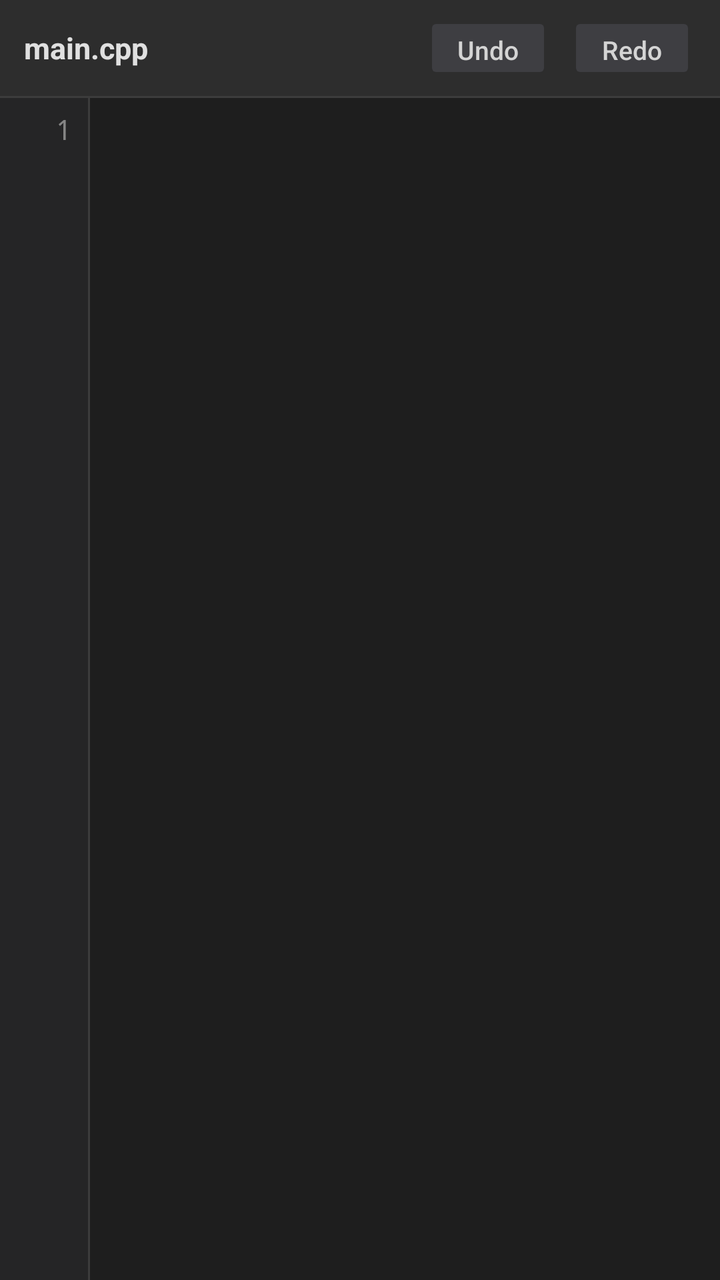
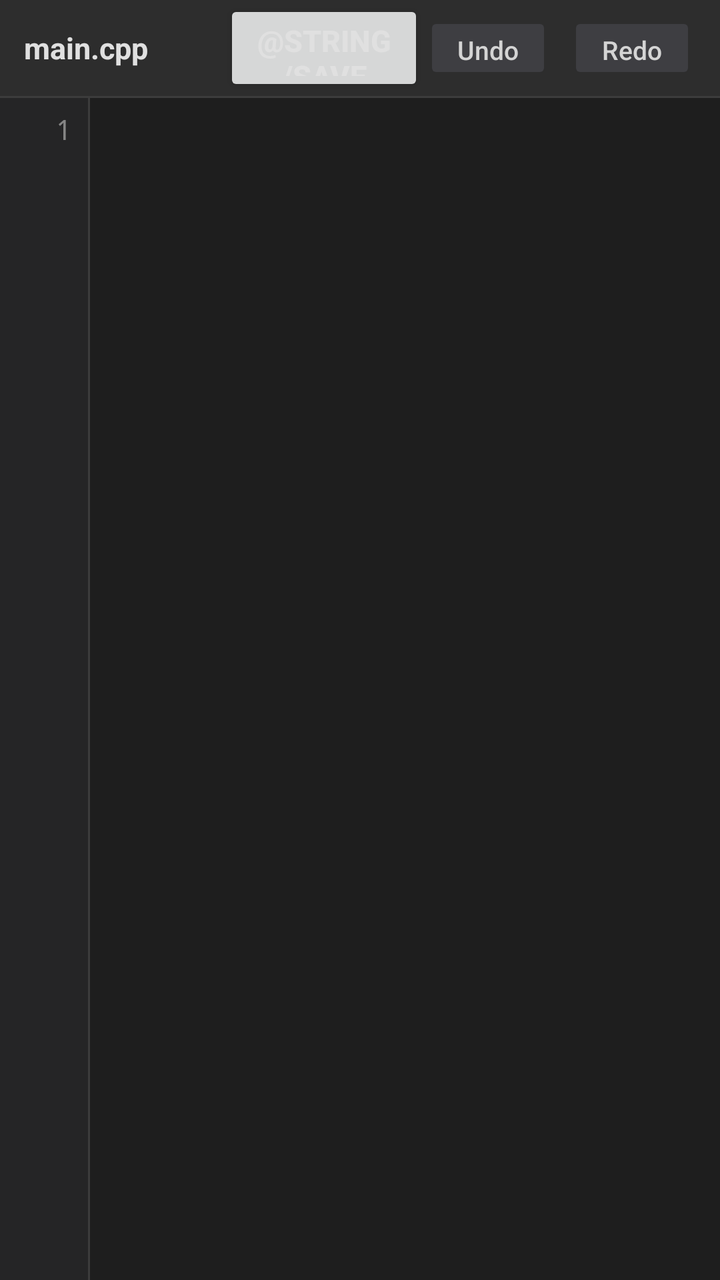

Before-and-after screenshots of an Android layout around one commit, followed by the original layout XML and the change that was made.
<!-- AndroidManifest.xml: application theme Theme.AppCompat.Light.DarkActionBar -->
<!-- res/layout/activity_main.xml -->
<?xml version="1.0" encoding="utf-8"?>
<LinearLayout xmlns:android="http://schemas.android.com/apk/res/android"
    android:layout_width="match_parent"
    android:layout_height="match_parent"
    android:background="@color/editor_background"
    android:orientation="vertical">

    
    <LinearLayout
        android:id="@+id/toolbar_row"
        android:layout_width="match_parent"
        android:layout_height="48dp"
        android:background="@color/toolbar_background"
        android:gravity="center_vertical"
        android:orientation="horizontal"
        android:paddingStart="12dp"
        android:paddingEnd="12dp">

        <TextView
            android:id="@+id/tv_title"
            android:layout_width="0dp"
            android:layout_height="wrap_content"
            android:layout_weight="1"
            android:text="@string/file_name"
            android:textColor="@color/toolbar_title"
            android:textSize="15sp"
            android:textStyle="bold" />

        <Button
            android:id="@+id/btn_undo"
            android:layout_width="wrap_content"
            android:layout_height="36dp"
            android:backgroundTint="@color/button_background"
            android:minWidth="64dp"
            android:minHeight="0dp"
            android:paddingStart="12dp"
            android:paddingEnd="12dp"
            android:stateListAnimator="@null"
            android:text="@string/undo"
            android:textAllCaps="false"
            android:textColor="@color/editor_text"
            android:textSize="13sp" />

        <Button
            android:id="@+id/btn_redo"
            android:layout_width="wrap_content"
            android:layout_height="36dp"
            android:layout_marginStart="8dp"
            android:backgroundTint="@color/button_background"
            android:minWidth="64dp"
            android:minHeight="0dp"
            android:paddingStart="12dp"
            android:paddingEnd="12dp"
            android:stateListAnimator="@null"
            android:text="@string/redo"
            android:textAllCaps="false"
            android:textColor="@color/editor_text"
            android:textSize="13sp" />

    </LinearLayout>

    <View
        android:layout_width="match_parent"
        android:layout_height="1dp"
        android:background="@color/divider_color" />

    
    <ScrollView
        android:id="@+id/vertical_scroll"
        android:layout_width="match_parent"
        android:layout_height="0dp"
        android:layout_weight="1"
        android:background="@color/editor_background"
        android:fillViewport="true">

        <LinearLayout
            android:layout_width="match_parent"
            android:layout_height="wrap_content"
            android:orientation="horizontal">

            
            <TextView
                android:id="@+id/line_numbers"
                android:layout_width="wrap_content"
                android:layout_height="match_parent"
                android:minWidth="44dp"
                android:background="@color/gutter_background"
                android:fontFamily="monospace"
                android:gravity="end|top"
                android:includeFontPadding="false"
                android:lineSpacingExtra="4dp"
                android:paddingStart="8dp"
                android:paddingTop="8dp"
                android:paddingEnd="8dp"
                android:paddingBottom="8dp"
                android:text="1"
                android:textColor="@color/gutter_text"
                android:textSize="14sp" />

            <View
                android:layout_width="1dp"
                android:layout_height="match_parent"
                android:background="@color/divider_color" />

            
            <HorizontalScrollView
                android:id="@+id/horizontal_scroll"
                android:layout_width="0dp"
                android:layout_height="wrap_content"
                android:layout_weight="1"
                android:background="@color/editor_background"
                android:fillViewport="true">

                
                <EditText
                    android:id="@+id/code_editor"
                    android:layout_width="wrap_content"
                    android:layout_height="wrap_content"
                    android:background="@null"
                    android:fontFamily="monospace"
                    android:gravity="top|start"
                    android:imeOptions="flagNoExtractUi"
                    android:includeFontPadding="false"
                    android:inputType="textMultiLine|textNoSuggestions"
                    android:lineSpacingExtra="4dp"
                    android:paddingStart="8dp"
                    android:paddingTop="8dp"
                    android:paddingEnd="16dp"
                    android:paddingBottom="8dp"
                    android:scrollHorizontally="true"
                    android:textColor="@color/editor_text"
                    android:textColorHighlight="@color/selection_color"
                    android:textSize="14sp" />

            </HorizontalScrollView>

        </LinearLayout>

    </ScrollView>

</LinearLayout>
<!-- resources referenced by this layout -->
<resources>
  <color name="button_background">#3E3E42</color>
  <color name="divider_color">#3C3C3C</color>
  <color name="editor_background">#1E1E1E</color>
  <color name="editor_text">#D4D4D4</color>
  <color name="gutter_background">#252526</color>
  <color name="gutter_text">#858585</color>
  <color name="selection_color">#264F78</color>
  <color name="toolbar_background">#2D2D2D</color>
  <color name="toolbar_title">#E0E0E0</color>
  <string name="file_name">main.cpp</string>
  <string name="redo">Redo</string>
  <string name="undo">Undo</string>
</resources>

<!-- the commit's change to res/layout/activity_main.xml (unified diff, before → after) -->
@@ -25,7 +25,16 @@
             android:textColor="@color/toolbar_title"
             android:textSize="15sp"
             android:textStyle="bold" />
-
+        <Button 
+            android:id="@+id/btn_save"
+            android:layout_width="0dp"
+            android:layout_height="wrap_content"
+            android:layout_weight="1"
+            android:text="@string/save"
+            android:textColor="@color/toolbar_title"
+            android:textSize="15sp"
+            android:textStyle="bold"
+            />
         <Button
             android:id="@+id/btn_undo"
             android:layout_width="wrap_content"
